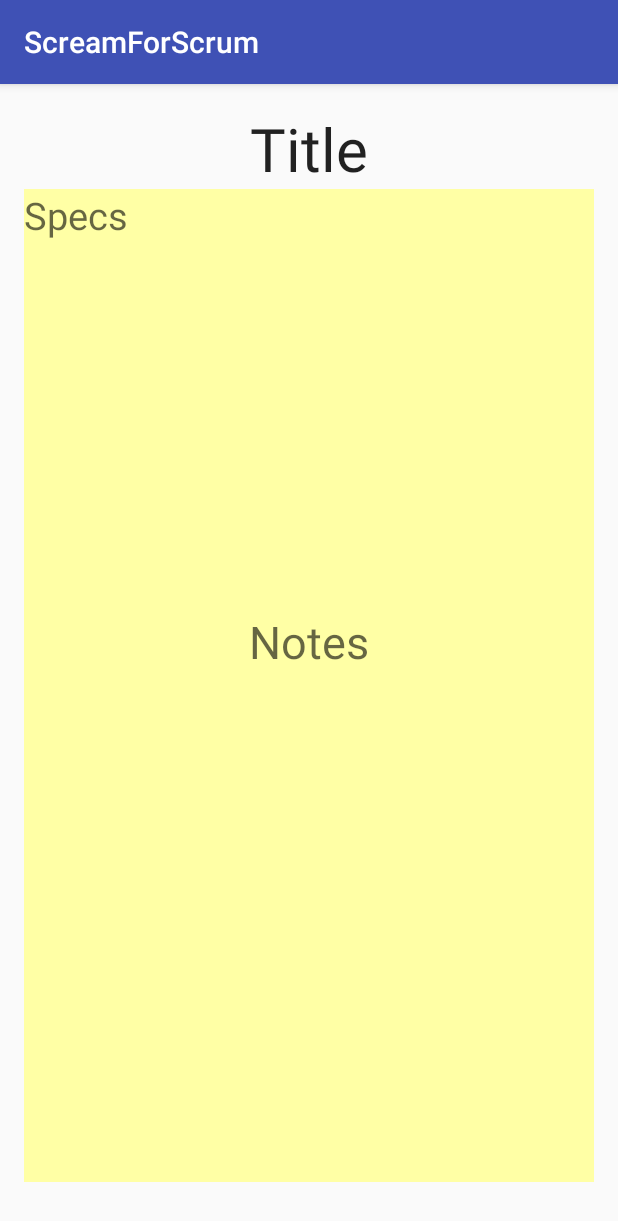
After one commit to A00894243/ScreamForScrum, an Android app: the Display screen opened directly, with no data from a screen before it, on a phone screen of 412 x 824 dp. The commit adds this screen. Shown: the top 1221 px of the screen. Run offline under Robolectric (Android 15) with nearby library versions, the phone set to English and light mode, and no system bars.

Commit message:
display page?

```diff
--- a/ScreamForScrum/app/src/main/AndroidManifest.xml
+++ b/ScreamForScrum/app/src/main/AndroidManifest.xml
@@ -18,6 +18,7 @@
                 <category android:name="android.intent.category.LAUNCHER" />
             </intent-filter>
         </activity>
+        <activity android:name=".Display"></activity>
     </application>
 
 </manifest>
--- /dev/null
+++ b/ScreamForScrum/app/src/main/java/a00906165/screamforscrum/Display.java
@@ -0,0 +1,13 @@
+package a00906165.screamforscrum;
+
+import android.support.v7.app.AppCompatActivity;
+import android.os.Bundle;
+
+public class Display extends AppCompatActivity {
+
+    @Override
+    protected void onCreate(Bundle savedInstanceState) {
+        super.onCreate(savedInstanceState);
+        setContentView(R.layout.activity_display);
+    }
+}
--- /dev/null
+++ b/ScreamForScrum/app/src/main/res/layout/activity_display.xml
@@ -0,0 +1,60 @@
+<?xml version="1.0" encoding="utf-8"?>
+<RelativeLayout xmlns:android="http://schemas.android.com/apk/res/android"
+    xmlns:tools="http://schemas.android.com/tools"
+    android:layout_width="match_parent"
+    android:layout_height="match_parent"
+    android:paddingBottom="@dimen/activity_vertical_margin"
+    android:paddingLeft="@dimen/activity_horizontal_margin"
+    android:paddingRight="@dimen/activity_horizontal_margin"
+    android:paddingTop="@dimen/activity_vertical_margin"
+    tools:context="example.myapplication1.DisplayActivity">
+
+    <TextView
+        android:layout_width="wrap_content"
+        android:layout_height="wrap_content"
+        android:textAppearance="?android:attr/textAppearanceLarge"
+        android:text="Title"
+        android:id="@+id/title"
+        android:layout_alignParentTop="true"
+        android:layout_centerHorizontal="true"
+        android:textSize="40dp"/>
+
+    <LinearLayout
+        android:orientation="vertical"
+        android:layout_width="match_parent"
+        android:layout_height="match_parent"
+        android:layout_below="@+id/title"
+        android:layout_centerHorizontal="true"
+        android:layout_marginBottom="175dp"
+        android:background="@color/postIt">
+
+        <TextView
+            android:layout_width="wrap_content"
+            android:layout_height="wrap_content"
+            android:textAppearance="?android:attr/textAppearanceMedium"
+            android:text="Specs"
+            android:id="@+id/textView"
+            android:textSize="25dp"/>
+    </LinearLayout>
+
+    <FrameLayout
+        android:layout_width="match_parent"
+        android:layout_height="match_parent"
+        android:layout_alignParentBottom="true"
+        android:layout_centerHorizontal="true"
+        android:layout_marginTop="335dp"
+        android:layout_marginBottom="20dp"
+        android:background="@color/postIt">
+
+        <TextView
+            android:layout_width="wrap_content"
+            android:layout_height="wrap_content"
+            android:textAppearance="?android:attr/textAppearanceMedium"
+            android:text="Notes"
+            android:id="@+id/notes"
+            android:layout_gravity="center_horizontal|top"
+            android:textSize="30dp"/>
+    </FrameLayout>
+
+
+</RelativeLayout>
--- a/ScreamForScrum/app/src/main/res/values/colors.xml
+++ b/ScreamForScrum/app/src/main/res/values/colors.xml
@@ -3,4 +3,5 @@
     <color name="colorPrimary">#3F51B5</color>
     <color name="colorPrimaryDark">#303F9F</color>
     <color name="colorAccent">#FF4081</color>
+    <color name="postIt">#FFFFA5</color>
 </resources>
```
